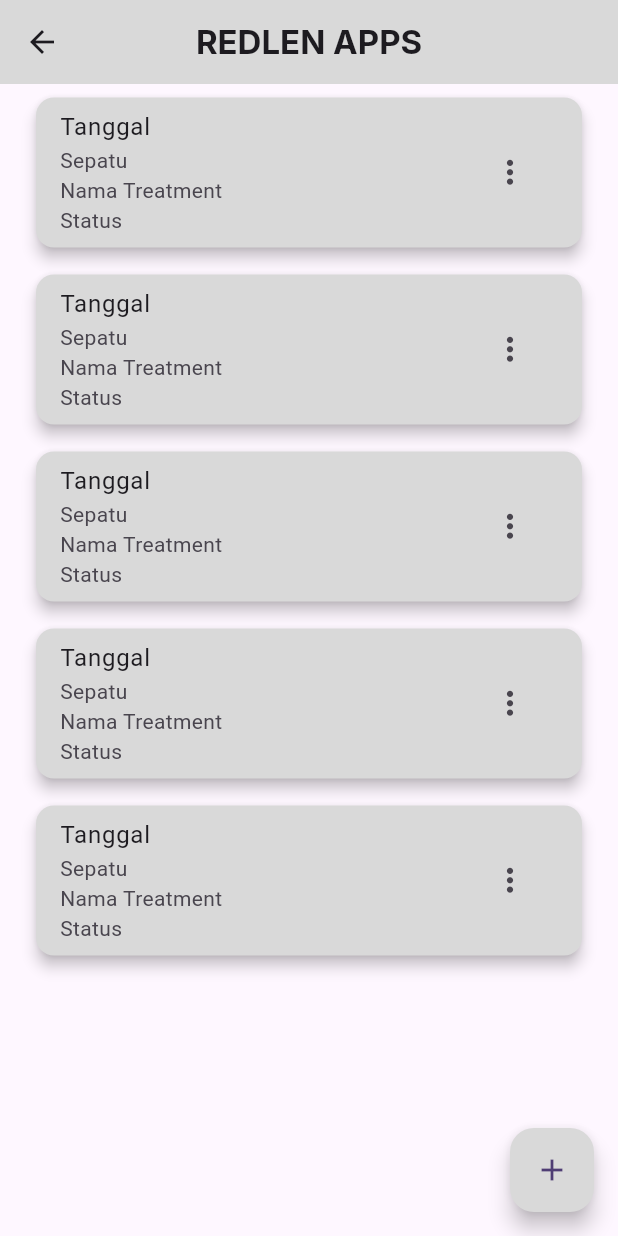
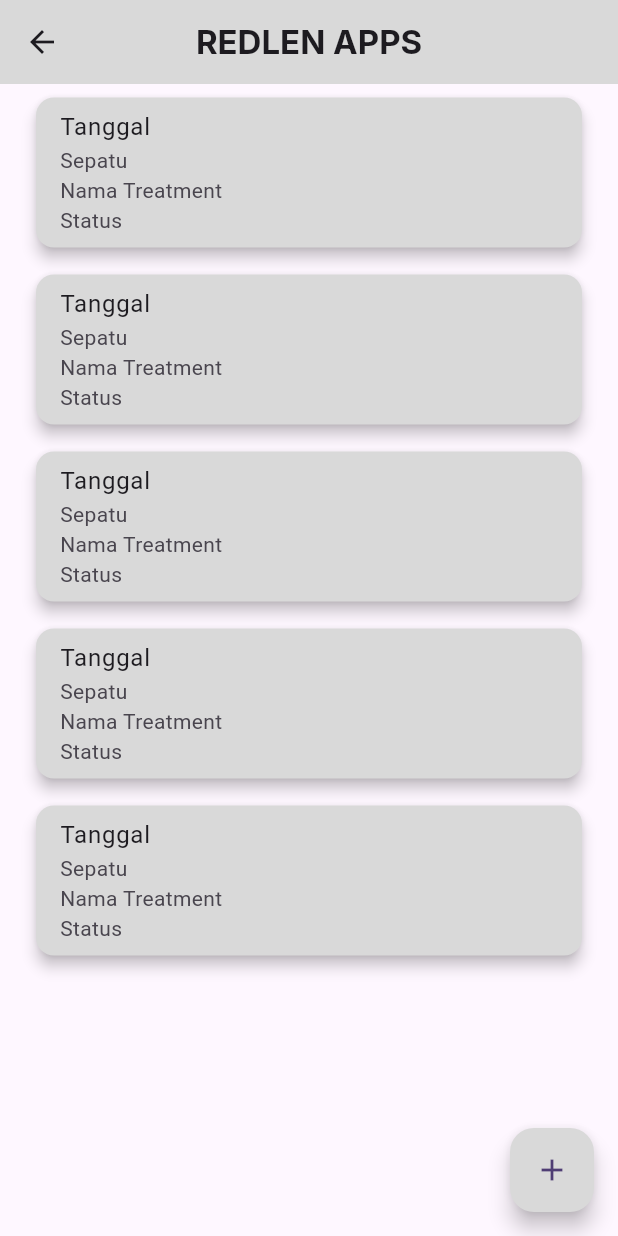
Before and after one commit to prgtyfzh/063_RedlenShoesCleaning, a Flutter app: the DashboardUser screen opened directly, on a phone screen of 412 x 824 dp. Run offline on Flutter 3.47's test engine with Material 2 defaults, Android fonts, the phone set to English and light mode, and no system bars; our stand-ins replace cloud_firestore, firebase_auth, firebase_core, google_fonts; accounts and stored records are empty.

Commit message:
memperbaiki dashboard user

```diff
--- a/lib/view/user/dashboarduser.dart
+++ b/lib/view/user/dashboarduser.dart
@@ -34,12 +34,27 @@ class _DashboardUserState extends State<DashboardUser> {
                     vertical: 5.0,
                     horizontal: 20.0,
                   ),
-                  child: Card(
-                    color: const Color(0xFFD9D9D9),
+                  child: InkWell(
+                    onLongPress: () {
+                      // Navigator.push(
+                      //   context,
+                      //   MaterialPageRoute(
+                      //     builder: (context) => UpdateContact(
+                      //       id: data[index]['id'],
+                      //       name: data[index]['name'],
+                      //       phone: data[index]['phone'],
+                      //       email: data[index]['email'],
+                      //       address: data[index]['address'],
+                      //     ),
+                      //   ),
+                      // );
+                    },
+                    child: const Card(
+                      color: Color(0xFFD9D9D9),
                       elevation: 4,
                       child: ListTile(
-                      title: const Text('Tanggal'),
-                      subtitle: const Column(
+                        title: Text('Tanggal'),
+                        subtitle: Column(
                           crossAxisAlignment: CrossAxisAlignment.start,
                           children: [
                             Text('Sepatu'),
@@ -47,41 +62,6 @@ class _DashboardUserState extends State<DashboardUser> {
                             Text('Status'),
                           ],
                         ),
-                      trailing: PopupMenuButton<String>(
-                        icon: const Icon(
-                          Icons.more_vert,
-                          size: 25,
-                        ),
-                        onSelected: (value) {
-                          if (value == 'edit') {
-                            // Navigator.push(
-                            //   context,
-                            //   MaterialPageRoute(
-                            //     builder: (context) =>
-                            //         // const UpdatePengeluaran(
-                            //         //     // id: data[index]['id'],
-                            //         //     // name: data[index]['name'],
-                            //         //     // phone: data[index]['phone'],
-                            //         //     // email: data[index]['email'],
-                            //         //     // address: data[index]['address'],
-                            //         //     ),
-                            //   ),
-                            // );
-                          } else if (value == 'delete') {
-                            // Handle delete action
-                            // ...
-                          }
-                        },
-                        itemBuilder: (context) => [
-                          const PopupMenuItem(
-                            value: 'edit',
-                            child: Text('Edit'),
-                          ),
-                          const PopupMenuItem(
-                            value: 'delete',
-                            child: Text('Delete'),
-                          ),
-                        ],
                       ),
                     ),
                   ),
```
Lines whose indentation alone changed are shown as unchanged.
